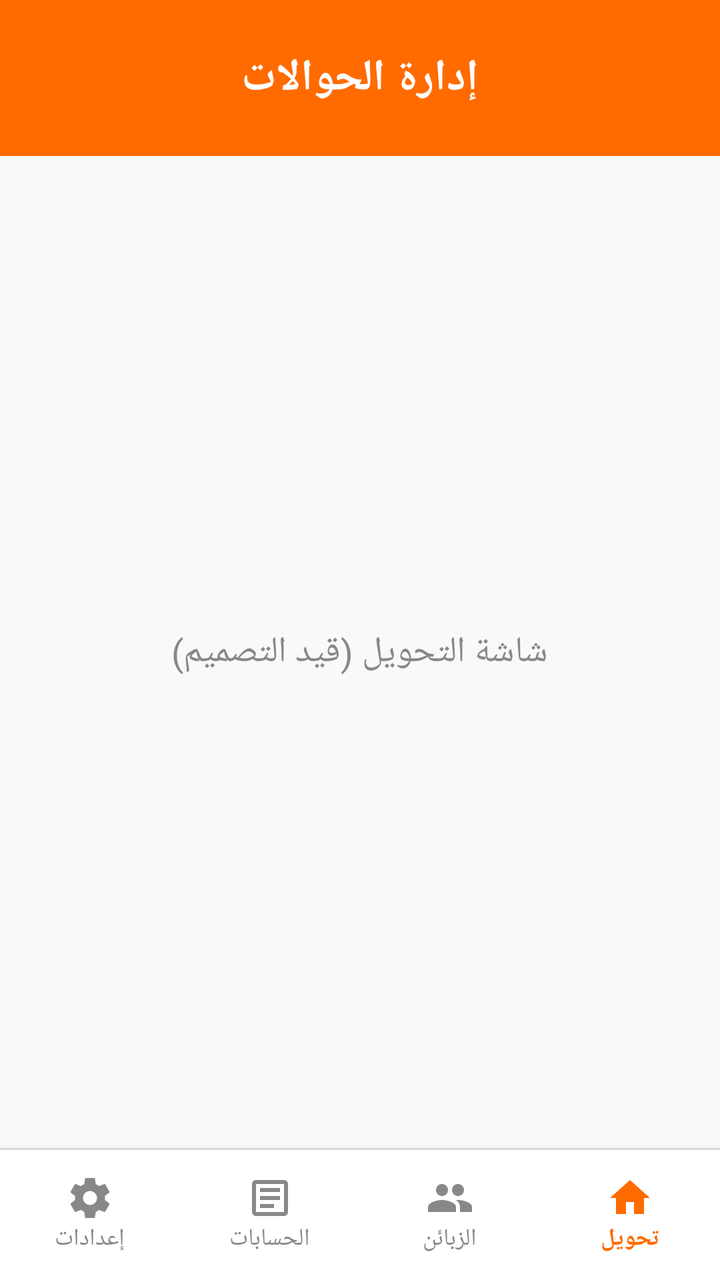
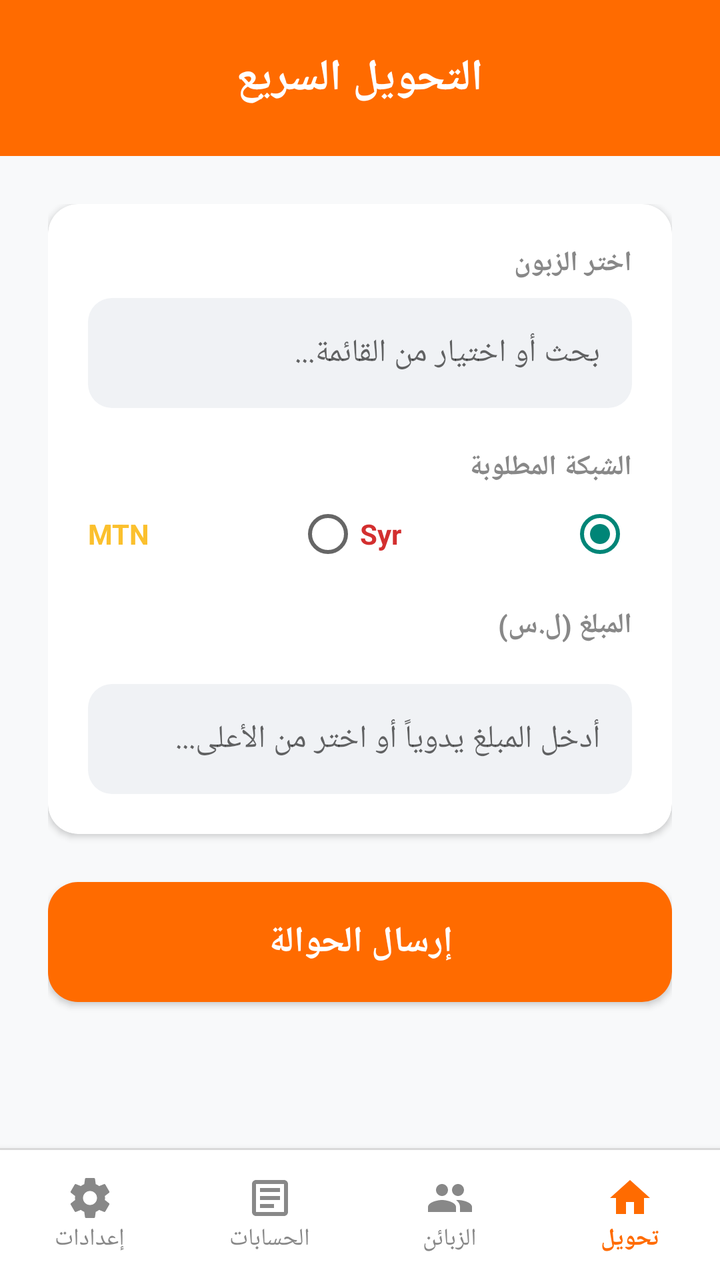

Compare the two renders of this Android layout. The source of the first and the diff that turns it into the second are given below.
<!-- AndroidManifest.xml: application theme Theme.AppCompat.Light.NoActionBar -->
<!-- res/layout/activity_main.xml -->
<?xml version="1.0" encoding="utf-8"?>
<LinearLayout xmlns:android="http://schemas.android.com/apk/res/android"
    xmlns:app="http://schemas.android.com/apk/res-auto"
    android:layout_width="match_parent"
    android:layout_height="match_parent"
    android:orientation="vertical"
    android:layoutDirection="rtl"
    android:background="#F8F9FA">

    <LinearLayout android:layout_width="match_parent" android:layout_height="wrap_content" android:background="#FF6B00" android:padding="24dp" android:orientation="vertical" android:gravity="center">
        <TextView android:id="@+id/tv_main_title" android:layout_width="wrap_content" android:layout_height="wrap_content" android:text="إدارة الحوالات" android:textSize="22sp" android:textStyle="bold" android:textColor="#FFFFFF" />
    </LinearLayout>

    <FrameLayout android:layout_width="match_parent" android:layout_height="0dp" android:layout_weight="1">
        
        
        <LinearLayout android:id="@+id/layout_transfer" android:layout_width="match_parent" android:layout_height="match_parent" android:orientation="vertical" android:padding="24dp" android:gravity="center">
            <TextView android:layout_width="wrap_content" android:layout_height="wrap_content" android:text="شاشة التحويل (قيد التصميم)" android:textSize="18sp" android:textColor="#888888"/>
        </LinearLayout>

        
        <LinearLayout android:id="@+id/layout_customers" android:layout_width="match_parent" android:layout_height="match_parent" android:orientation="vertical" android:padding="24dp" android:visibility="gone">
            <androidx.cardview.widget.CardView android:layout_width="match_parent" android:layout_height="wrap_content" app:cardCornerRadius="15dp" app:cardElevation="2dp" android:layout_marginBottom="20dp" app:cardBackgroundColor="#FFFFFF">
                <LinearLayout android:layout_width="match_parent" android:layout_height="wrap_content" android:orientation="vertical">
                    <EditText android:id="@+id/input_cust_name" android:layout_width="match_parent" android:layout_height="50dp" android:background="@null" android:hint="اسم الزبون" android:paddingStart="20dp" android:paddingEnd="20dp" android:textSize="16sp" android:textColor="#333333" />
                    <View android:layout_width="match_parent" android:layout_height="1dp" android:background="#EEEEEE" />
                    <EditText android:id="@+id/input_cust_syriatel" android:layout_width="match_parent" android:layout_height="50dp" android:background="@null" android:inputType="phone" android:hint="رقم سيريتل (اختياري)" android:paddingStart="20dp" android:paddingEnd="20dp" android:textSize="16sp" android:textColor="#D32F2F" />
                    <View android:layout_width="match_parent" android:layout_height="1dp" android:background="#EEEEEE" />
                    <EditText android:id="@+id/input_cust_mtn" android:layout_width="match_parent" android:layout_height="50dp" android:background="@null" android:inputType="phone" android:hint="رقم MTN (اختياري)" android:paddingStart="20dp" android:paddingEnd="20dp" android:textSize="16sp" android:textColor="#FBC02D" />
                </LinearLayout>
            </androidx.cardview.widget.CardView>
            <androidx.appcompat.widget.AppCompatButton android:id="@+id/btn_save_customer" android:layout_width="match_parent" android:layout_height="55dp" android:text="حفظ الزبون" android:textSize="18sp" android:textStyle="bold" android:background="@drawable/bg_rounded_orange" android:textColor="#FFFFFF" android:layout_marginBottom="20dp"/>
            <TextView android:layout_width="wrap_content" android:layout_height="wrap_content" android:text="الزبائن المسجلين" android:textSize="18sp" android:textStyle="bold" android:textColor="#2C3E50" android:layout_marginBottom="12dp"/>
            <androidx.recyclerview.widget.RecyclerView android:id="@+id/recycler_customers" android:layout_width="match_parent" android:layout_height="match_parent" android:clipToPadding="false" android:paddingBottom="20dp" />
        </LinearLayout>

        
        <LinearLayout android:id="@+id/layout_debt" android:layout_width="match_parent" android:layout_height="match_parent" android:orientation="vertical" android:padding="24dp" android:visibility="gone" android:gravity="center">
            <TextView android:layout_width="wrap_content" android:layout_height="wrap_content" android:text="شاشة الحسابات والدفعات (قيد التصميم)" android:textSize="18sp" android:textColor="#888888"/>
        </LinearLayout>

        
        <LinearLayout android:id="@+id/layout_settings" android:layout_width="match_parent" android:layout_height="match_parent" android:orientation="vertical" android:padding="24dp" android:visibility="gone" android:gravity="center">
            <TextView android:layout_width="wrap_content" android:layout_height="wrap_content" android:text="شاشة الإعدادات (قيد التصميم)" android:textSize="18sp" android:textColor="#888888"/>
        </LinearLayout>
    </FrameLayout>

    <View android:layout_width="match_parent" android:layout_height="1dp" android:background="#E0E0E0" />

    
    <LinearLayout android:layout_width="match_parent" android:layout_height="65dp" android:orientation="horizontal" android:background="#FFFFFF" android:elevation="8dp">
        <LinearLayout android:id="@+id/nav_transfer" android:layout_width="0dp" android:layout_weight="1" android:layout_height="match_parent" android:orientation="vertical" android:gravity="center" android:background="?android:attr/selectableItemBackground" android:clickable="true">
            <ImageView android:layout_width="24dp" android:layout_height="24dp" android:src="@drawable/ic_home" android:tint="#FF6B00"/>
            <TextView android:layout_width="wrap_content" android:layout_height="wrap_content" android:text="تحويل" android:textSize="12sp" android:textStyle="bold" android:textColor="#FF6B00"/>
        </LinearLayout>
        <LinearLayout android:id="@+id/nav_customers" android:layout_width="0dp" android:layout_weight="1" android:layout_height="match_parent" android:orientation="vertical" android:gravity="center" android:background="?android:attr/selectableItemBackground" android:clickable="true">
            <ImageView android:layout_width="24dp" android:layout_height="24dp" android:src="@drawable/ic_customers" android:tint="#888888"/>
            <TextView android:layout_width="wrap_content" android:layout_height="wrap_content" android:text="الزبائن" android:textSize="12sp" android:textColor="#888888"/>
        </LinearLayout>
        <LinearLayout android:id="@+id/nav_debt" android:layout_width="0dp" android:layout_weight="1" android:layout_height="match_parent" android:orientation="vertical" android:gravity="center" android:background="?android:attr/selectableItemBackground" android:clickable="true">
            <ImageView android:layout_width="24dp" android:layout_height="24dp" android:src="@drawable/ic_debt" android:tint="#888888"/>
            <TextView android:layout_width="wrap_content" android:layout_height="wrap_content" android:text="الحسابات" android:textSize="12sp" android:textColor="#888888"/>
        </LinearLayout>
        <LinearLayout android:id="@+id/nav_settings" android:layout_width="0dp" android:layout_weight="1" android:layout_height="match_parent" android:orientation="vertical" android:gravity="center" android:background="?android:attr/selectableItemBackground" android:clickable="true">
            <ImageView android:layout_width="24dp" android:layout_height="24dp" android:src="@drawable/ic_settings" android:tint="#888888"/>
            <TextView android:layout_width="wrap_content" android:layout_height="wrap_content" android:text="إعدادات" android:textSize="12sp" android:textColor="#888888"/>
        </LinearLayout>
    </LinearLayout>
</LinearLayout>
<!-- resources referenced by this layout -->
<resources>
  <!-- drawable bg_rounded_orange (drawable) -->
  <?xml version="1.0" encoding="utf-8"?>
  <shape xmlns:android="http://schemas.android.com/apk/res/android" android:shape="rectangle">
      <solid android:color="#FF6B00" />
      <corners android:radius="15dp" />
  </shape>
  <!-- drawable ic_customers (drawable) -->
  ﻿<?xml version="1.0" encoding="utf-8"?>
  <vector xmlns:android="http://schemas.android.com/apk/res/android" android:width="24dp" android:height="24dp" android:viewportWidth="24" android:viewportHeight="24">
      <path android:fillColor="#888888" android:pathData="M16 11c1.66 0 2.99-1.34 2.99-3S17.66 5 16 5c-1.66 0-3 1.34-3 3s1.34 3 3 3zm-8 0c1.66 0 2.99-1.34 2.99-3S9.66 5 8 5C6.34 5 5 6.34 5 8s1.34 3 3 3zm0 2c-2.33 0-7 1.17-7 3.5V19h14v-2.5c0-2.33-4.67-3.5-7-3.5zm8 0c-.29 0-.62.02-.97.05 1.16.84 1.97 1.97 1.97 3.45V19h6v-2.5c0-2.33-4.67-3.5-7-3.5z"/>
  </vector>
  <!-- drawable ic_debt (drawable) -->
  ﻿<?xml version="1.0" encoding="utf-8"?>
  <vector xmlns:android="http://schemas.android.com/apk/res/android" android:width="24dp" android:height="24dp" android:viewportWidth="24" android:viewportHeight="24">
      <path android:fillColor="#888888" android:pathData="M19,3H5C3.89,3 3,3.9 3,5v14c0,1.1 0.89,2 2,2h14c1.11,0 2,-0.9 2,-2V5C21,3.9 20.11,3 19,3zM19,19H5V5h14V19zM7,7h10v2H7V7zM7,11h10v2H7V11zM7,15h7v2H7V15z"/>
  </vector>
  <!-- drawable ic_home (drawable) -->
  ﻿<?xml version="1.0" encoding="utf-8"?>
  <vector xmlns:android="http://schemas.android.com/apk/res/android" android:width="24dp" android:height="24dp" android:viewportWidth="24" android:viewportHeight="24">
      <path android:fillColor="#FF6B00" android:pathData="M10,20v-6h4v6h5v-8h3L12,3 2,12h3v8z"/>
  </vector>
  <!-- drawable ic_settings (drawable) -->
  ﻿<?xml version="1.0" encoding="utf-8"?>
  <vector xmlns:android="http://schemas.android.com/apk/res/android" android:width="24dp" android:height="24dp" android:viewportWidth="24" android:viewportHeight="24">
      <path android:fillColor="#888888" android:pathData="M19.43,12.98c0.04,-0.32 0.07,-0.64 0.07,-0.98s-0.03,-0.66 -0.07,-0.98l2.11,-1.65c0.19,-0.15 0.24,-0.42 0.12,-0.64l-2,-3.46c-0.12,-0.22 -0.39,-0.3 -0.61,-0.22l-2.49,1c-0.52,-0.4 -1.08,-0.73 -1.69,-0.98l-0.38,-2.65C14.46,2.18 14.25,2 14,2h-4c-0.25,0 -0.46,0.18 -0.49,0.42l-0.38,2.65c-0.61,0.25 -1.17,0.59 -1.69,0.98l-2.49,-1c-0.23,-0.09 -0.49,0 -0.61,0.22l-2,3.46c-0.13,0.22 -0.07,0.49 0.12,0.64l2.11,1.65c-0.04,0.32 -0.07,0.65 -0.07,0.98s0.03,0.66 0.07,0.98l-2.11,1.65c-0.19,0.15 -0.24,0.42 -0.12,0.64l2,3.46c0.12,0.22 0.39,0.3 0.61,0.22l2.49,-1c0.52,0.4 1.08,0.73 1.69,0.98l0.38,2.65C9.54,21.82 9.75,22 10,22h4c0.25,0 0.46,-0.18 0.49,-0.42l0.38,-2.65c0.61,-0.25 1.17,-0.59 1.69,-0.98l2.49,1c0.23,0.09 0.49,0 0.61,-0.22l2,-3.46c0.12,-0.22 0.07,-0.49 -0.12,-0.64l-2.11,-1.65zM12,15.5c-1.93,0 -3.5,-1.57 -3.5,-3.5s1.57,-3.5 3.5,-3.5 3.5,1.57 3.5,3.5 -1.57,3.5 -3.5,3.5z"/>
  </vector>
</resources>

<!-- the commit's change to res/layout/activity_main.xml (unified diff, before → after) -->
@@ -1,21 +1,33 @@
 <?xml version="1.0" encoding="utf-8"?>
-<LinearLayout xmlns:android="http://schemas.android.com/apk/res/android"
-    xmlns:app="http://schemas.android.com/apk/res-auto"
-    android:layout_width="match_parent"
-    android:layout_height="match_parent"
-    android:orientation="vertical"
-    android:layoutDirection="rtl"
-    android:background="#F8F9FA">
+<LinearLayout xmlns:android="http://schemas.android.com/apk/res/android" xmlns:app="http://schemas.android.com/apk/res-auto" android:layout_width="match_parent" android:layout_height="match_parent" android:orientation="vertical" android:layoutDirection="rtl" android:background="#F8F9FA">
 
     <LinearLayout android:layout_width="match_parent" android:layout_height="wrap_content" android:background="#FF6B00" android:padding="24dp" android:orientation="vertical" android:gravity="center">
-        <TextView android:id="@+id/tv_main_title" android:layout_width="wrap_content" android:layout_height="wrap_content" android:text="إدارة الحوالات" android:textSize="22sp" android:textStyle="bold" android:textColor="#FFFFFF" />
+        <TextView android:id="@+id/tv_main_title" android:layout_width="wrap_content" android:layout_height="wrap_content" android:text="التحويل السريع" android:textSize="22sp" android:textStyle="bold" android:textColor="#FFFFFF" />
     </LinearLayout>
 
     <FrameLayout android:layout_width="match_parent" android:layout_height="0dp" android:layout_weight="1">
         
         
-        <LinearLayout android:id="@+id/layout_transfer" android:layout_width="match_parent" android:layout_height="match_parent" android:orientation="vertical" android:padding="24dp" android:gravity="center">
-            <TextView android:layout_width="wrap_content" android:layout_height="wrap_content" android:text="شاشة التحويل (قيد التصميم)" android:textSize="18sp" android:textColor="#888888"/>
+        <LinearLayout android:id="@+id/layout_transfer" android:layout_width="match_parent" android:layout_height="match_parent" android:orientation="vertical" android:padding="24dp">
+            <androidx.cardview.widget.CardView android:layout_width="match_parent" android:layout_height="wrap_content" app:cardCornerRadius="15dp" app:cardElevation="2dp" android:layout_marginBottom="24dp" app:cardBackgroundColor="#FFFFFF">
+                <LinearLayout android:layout_width="match_parent" android:layout_height="wrap_content" android:orientation="vertical" android:padding="20dp">
+                    <TextView android:layout_width="wrap_content" android:layout_height="wrap_content" android:text="اختر الزبون" android:textSize="14sp" android:textStyle="bold" android:textColor="#888888" android:layout_marginBottom="8dp"/>
+                    <AutoCompleteTextView android:id="@+id/input_transfer_customer" android:layout_width="match_parent" android:layout_height="55dp" android:background="@drawable/bg_input_gray" android:hint="بحث أو اختيار من القائمة..." android:paddingStart="16dp" android:paddingEnd="16dp" android:textSize="16sp" android:textColor="#333333" android:completionThreshold="1"/>
+                    
+                    <TextView android:layout_width="wrap_content" android:layout_height="wrap_content" android:text="الشبكة المطلوبة" android:textSize="14sp" android:textStyle="bold" android:textColor="#888888" android:layout_marginTop="20dp" android:layout_marginBottom="8dp"/>
+                    <RadioGroup android:id="@+id/rg_network" android:layout_width="match_parent" android:layout_height="wrap_content" android:orientation="horizontal">
+                        <RadioButton android:id="@+id/rb_syr" android:layout_width="0dp" android:layout_weight="1" android:layout_height="wrap_content" android:text="Syr" android:textColor="#D32F2F" android:textStyle="bold" android:checked="true"/>
+                        <RadioButton android:id="@+id/rb_mtn" android:layout_width="0dp" android:layout_weight="1" android:layout_height="wrap_content" android:text="MTN" android:textColor="#FBC02D" android:textStyle="bold"/>
+                    </RadioGroup>
+                    
+                    <TextView android:layout_width="wrap_content" android:layout_height="wrap_content" android:text="المبلغ (ل.س)" android:textSize="14sp" android:textStyle="bold" android:textColor="#888888" android:layout_marginTop="20dp" android:layout_marginBottom="8dp"/>
+                    <HorizontalScrollView android:layout_width="match_parent" android:layout_height="wrap_content" android:scrollbars="none" android:layout_marginBottom="12dp">
+                        <LinearLayout android:id="@+id/layout_quick_amounts" android:layout_width="wrap_content" android:layout_height="wrap_content" android:orientation="horizontal" />
+                    </HorizontalScrollView>
+                    <EditText android:id="@+id/input_transfer_amount" android:layout_width="match_parent" android:layout_height="55dp" android:background="@drawable/bg_input_gray" android:inputType="number" android:hint="أدخل المبلغ يدوياً أو اختر من الأعلى..." android:paddingStart="16dp" android:paddingEnd="16dp" android:textSize="16sp" android:textColor="#333333"/>
+                </LinearLayout>
+            </androidx.cardview.widget.CardView>
+            <androidx.appcompat.widget.AppCompatButton android:id="@+id/btn_execute_transfer" android:layout_width="match_parent" android:layout_height="60dp" android:text="إرسال الحوالة" android:textSize="18sp" android:textStyle="bold" android:background="@drawable/bg_rounded_orange" android:textColor="#FFFFFF" />
         </LinearLayout>
 
         
@@ -24,7 +36,7 @@
                 <LinearLayout android:layout_width="match_parent" android:layout_height="wrap_content" android:orientation="vertical">
                     <EditText android:id="@+id/input_cust_name" android:layout_width="match_parent" android:layout_height="50dp" android:background="@null" android:hint="اسم الزبون" android:paddingStart="20dp" android:paddingEnd="20dp" android:textSize="16sp" android:textColor="#333333" />
                     <View android:layout_width="match_parent" android:layout_height="1dp" android:background="#EEEEEE" />
-                    <EditText android:id="@+id/input_cust_syriatel" android:layout_width="match_parent" android:layout_height="50dp" android:background="@null" android:inputType="phone" android:hint="رقم سيريتل (اختياري)" android:paddingStart="20dp" android:paddingEnd="20dp" android:textSize="16sp" android:textColor="#D32F2F" />
+                    <EditText android:id="@+id/input_cust_syriatel" android:layout_width="match_parent" android:layout_height="50dp" android:background="@null" android:inputType="phone" android:hint="رقم Syr (اختياري)" android:paddingStart="20dp" android:paddingEnd="20dp" android:textSize="16sp" android:textColor="#D32F2F" />
                     <View android:layout_width="match_parent" android:layout_height="1dp" android:background="#EEEEEE" />
                     <EditText android:id="@+id/input_cust_mtn" android:layout_width="match_parent" android:layout_height="50dp" android:background="@null" android:inputType="phone" android:hint="رقم MTN (اختياري)" android:paddingStart="20dp" android:paddingEnd="20dp" android:textSize="16sp" android:textColor="#FBC02D" />
                 </LinearLayout>
@@ -35,18 +47,55 @@
         </LinearLayout>
 
         
-        <LinearLayout android:id="@+id/layout_debt" android:layout_width="match_parent" android:layout_height="match_parent" android:orientation="vertical" android:padding="24dp" android:visibility="gone" android:gravity="center">
-            <TextView android:layout_width="wrap_content" android:layout_height="wrap_content" android:text="شاشة الحسابات والدفعات (قيد التصميم)" android:textSize="18sp" android:textColor="#888888"/>
+        <LinearLayout android:id="@+id/layout_debt" android:layout_width="match_parent" android:layout_height="match_parent" android:orientation="vertical" android:padding="24dp" android:visibility="gone">
+            <androidx.cardview.widget.CardView android:layout_width="match_parent" android:layout_height="wrap_content" app:cardCornerRadius="15dp" app:cardElevation="2dp" android:layout_marginBottom="20dp" app:cardBackgroundColor="#FFF0E6">
+                <LinearLayout android:layout_width="match_parent" android:layout_height="wrap_content" android:padding="20dp" android:orientation="vertical" android:gravity="center">
+                    <TextView android:layout_width="wrap_content" android:layout_height="wrap_content" android:text="صافي ديون السوق (لنا)" android:textSize="16sp" android:textColor="#FF6B00"/>
+                    <TextView android:id="@+id/tv_total_debt" android:layout_width="wrap_content" android:layout_height="wrap_content" android:text="0 ل.س" android:textSize="28sp" android:textStyle="bold" android:textColor="#D32F2F" android:layout_marginTop="8dp"/>
+                </LinearLayout>
+            </androidx.cardview.widget.CardView>
+            <androidx.cardview.widget.CardView android:layout_width="match_parent" android:layout_height="wrap_content" app:cardCornerRadius="15dp" app:cardElevation="2dp" android:layout_marginBottom="20dp" app:cardBackgroundColor="#FFFFFF">
+                <LinearLayout android:layout_width="match_parent" android:layout_height="wrap_content" android:orientation="vertical" android:padding="16dp">
+                    <AutoCompleteTextView android:id="@+id/input_trans_customer" android:layout_width="match_parent" android:layout_height="50dp" android:background="@drawable/bg_input_gray" android:hint="اختر الزبون..." android:paddingStart="16dp" android:paddingEnd="16dp" android:textSize="16sp" android:textColor="#333333" android:completionThreshold="1" android:layout_marginBottom="12dp"/>
+                    <RadioGroup android:id="@+id/rg_trans_type" android:layout_width="match_parent" android:layout_height="wrap_content" android:orientation="horizontal" android:layout_marginBottom="12dp">
+                        <RadioButton android:id="@+id/rb_debt" android:layout_width="0dp" android:layout_weight="1" android:layout_height="wrap_content" android:text="أخذ رصيد (دين)" android:textColor="#D32F2F" android:textStyle="bold" android:checked="true"/>
+                        <RadioButton android:id="@+id/rb_payment" android:layout_width="0dp" android:layout_weight="1" android:layout_height="wrap_content" android:text="سدد دفعة" android:textColor="#388E3C" android:textStyle="bold"/>
+                    </RadioGroup>
+                    <LinearLayout android:layout_width="match_parent" android:layout_height="wrap_content" android:orientation="horizontal">
+                        <EditText android:id="@+id/input_trans_amount" android:layout_width="0dp" android:layout_weight="1" android:layout_height="50dp" android:background="@drawable/bg_input_gray" android:inputType="number" android:hint="المبلغ" android:paddingStart="16dp" android:paddingEnd="16dp" android:textSize="16sp" android:textColor="#333333" android:layout_marginEnd="8dp"/>
+                        <EditText android:id="@+id/input_trans_note" android:layout_width="0dp" android:layout_weight="1" android:layout_height="50dp" android:background="@drawable/bg_input_gray" android:hint="ملاحظة" android:paddingStart="16dp" android:paddingEnd="16dp" android:textSize="16sp" android:textColor="#333333" />
+                    </LinearLayout>
+                    <androidx.appcompat.widget.AppCompatButton android:id="@+id/btn_save_trans" android:layout_width="match_parent" android:layout_height="50dp" android:text="تسجيل الحركة" android:textSize="16sp" android:textStyle="bold" android:background="@drawable/bg_rounded_orange" android:textColor="#FFFFFF" android:layout_marginTop="16dp"/>
+                </LinearLayout>
+            </androidx.cardview.widget.CardView>
+            <TextView android:layout_width="wrap_content" android:layout_height="wrap_content" android:text="سجل الحركات" android:textSize="18sp" android:textStyle="bold" android:textColor="#2C3E50" android:layout_marginBottom="12dp"/>
+            <androidx.recyclerview.widget.RecyclerView android:id="@+id/recycler_transactions" android:layout_width="match_parent" android:layout_height="match_parent" android:clipToPadding="false" android:paddingBottom="20dp" />
         </LinearLayout>
 
         
-        <LinearLayout android:id="@+id/layout_settings" android:layout_width="match_parent" android:layout_height="match_parent" android:orientation="vertical" android:padding="24dp" android:visibility="gone" android:gravity="center">
-            <TextView android:layout_width="wrap_content" android:layout_height="wrap_content" android:text="شاشة الإعدادات (قيد التصميم)" android:textSize="18sp" android:textColor="#888888"/>
-        </LinearLayout>
+        <ScrollView android:id="@+id/layout_settings" android:layout_width="match_parent" android:layout_height="match_parent" android:visibility="gone">
+            <LinearLayout android:layout_width="match_parent" android:layout_height="wrap_content" android:orientation="vertical" android:padding="24dp">
+                <TextView android:layout_width="wrap_content" android:layout_height="wrap_content" android:text="إعدادات التحويل" android:textSize="20sp" android:textStyle="bold" android:textColor="#2C3E50" android:layout_marginBottom="20dp"/>
+                <androidx.cardview.widget.CardView android:layout_width="match_parent" android:layout_height="wrap_content" app:cardCornerRadius="15dp" app:cardElevation="2dp" android:layout_marginBottom="24dp" app:cardBackgroundColor="#FFFFFF">
+                    <LinearLayout android:layout_width="match_parent" android:layout_height="wrap_content" android:orientation="vertical" android:padding="20dp">
+                        
+                        <TextView android:layout_width="wrap_content" android:layout_height="wrap_content" android:text="الرمز السري الافتراضي للخط (PIN)" android:textSize="14sp" android:textStyle="bold" android:textColor="#888888" android:layout_marginBottom="8dp"/>
+                        <EditText android:id="@+id/input_settings_pin" android:layout_width="match_parent" android:layout_height="55dp" android:background="@drawable/bg_input_gray" android:inputType="numberPassword" android:hint="مثال: 0000" android:paddingStart="16dp" android:paddingEnd="16dp" android:textColor="#333333" android:layout_marginBottom="20dp"/>
+
+                        <TextView android:layout_width="wrap_content" android:layout_height="wrap_content" android:text="مبالغ Syr السريعة (مفصولة بفاصلة)" android:textSize="14sp" android:textStyle="bold" android:textColor="#888888" android:layout_marginBottom="8dp"/>
+                        <EditText android:id="@+id/input_settings_syr_amounts" android:layout_width="match_parent" android:layout_height="55dp" android:background="@drawable/bg_input_gray" android:inputType="text" android:hint="مثال: 2000, 5000, 10000" android:paddingStart="16dp" android:paddingEnd="16dp" android:textColor="#333333" android:layout_marginBottom="20dp"/>
+
+                        <TextView android:layout_width="wrap_content" android:layout_height="wrap_content" android:text="مبالغ MTN السريعة (مفصولة بفاصلة)" android:textSize="14sp" android:textStyle="bold" android:textColor="#888888" android:layout_marginBottom="8dp"/>
+                        <EditText android:id="@+id/input_settings_mtn_amounts" android:layout_width="match_parent" android:layout_height="55dp" android:background="@drawable/bg_input_gray" android:inputType="text" android:hint="مثال: 1500, 3000" android:paddingStart="16dp" android:paddingEnd="16dp" android:textColor="#333333"/>
+                        
+                    </LinearLayout>
+                </androidx.cardview.widget.CardView>
+                <androidx.appcompat.widget.AppCompatButton android:id="@+id/btn_save_settings" android:layout_width="match_parent" android:layout_height="55dp" android:text="حفظ الإعدادات" android:textSize="18sp" android:textStyle="bold" android:background="@drawable/bg_rounded_orange" android:textColor="#FFFFFF" />
+            </LinearLayout>
+        </ScrollView>
     </FrameLayout>
 
     <View android:layout_width="match_parent" android:layout_height="1dp" android:background="#E0E0E0" />
-
     
     <LinearLayout android:layout_width="match_parent" android:layout_height="65dp" android:orientation="horizontal" android:background="#FFFFFF" android:elevation="8dp">
         <LinearLayout android:id="@+id/nav_transfer" android:layout_width="0dp" android:layout_weight="1" android:layout_height="match_parent" android:orientation="vertical" android:gravity="center" android:background="?android:attr/selectableItemBackground" android:clickable="true">
<!-- resource entries referenced after the edit -->
@@ -1,5 +1,11 @@
 <!-- resources referenced by this layout -->
 <resources>
+  <!-- drawable bg_input_gray (drawable) -->
+  ﻿<?xml version="1.0" encoding="utf-8"?>
+  <shape xmlns:android="http://schemas.android.com/apk/res/android" android:shape="rectangle">
+      <solid android:color="#F0F2F5" />
+      <corners android:radius="12dp" />
+  </shape>
   <!-- drawable bg_rounded_orange (drawable) -->
   <?xml version="1.0" encoding="utf-8"?>
   <shape xmlns:android="http://schemas.android.com/apk/res/android" android:shape="rectangle">
